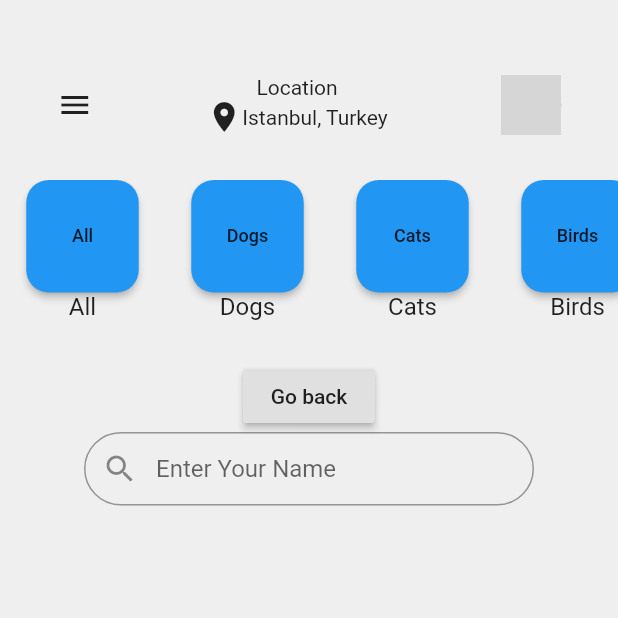
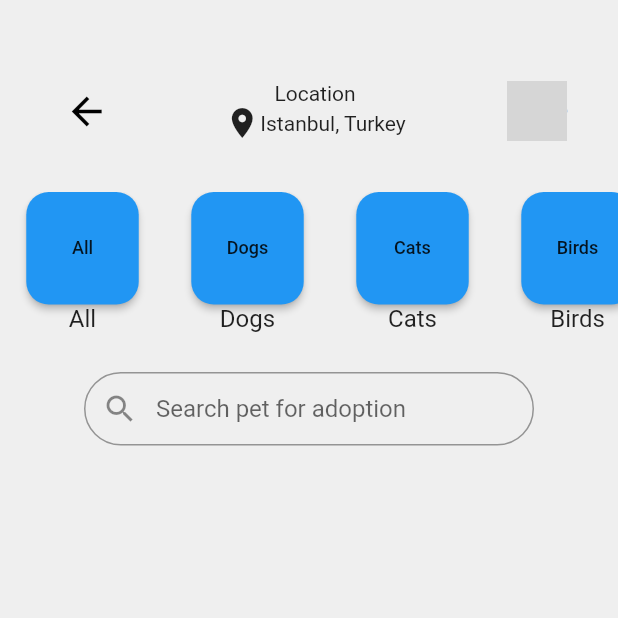
Before and after one commit to italiaiello/flutter-pets, a Flutter app: the PetSearch screen opened directly, on a phone screen of 412 x 824 dp, the top half of it. Run offline on Flutter 3.47's test engine with Material 2 defaults, Android fonts, the phone set to English and light mode, and no system bars; network calls fail; grey boxes are pictures that could not be loaded.

```diff
--- a/lib/main.dart
+++ b/lib/main.dart
@@ -1,6 +1,6 @@
 import 'package:flutter/material.dart';
 
-import './pet_search.dart';
+import './screens/pet_search.dart';
 
 void main() => runApp(MyApp());
 
--- a/lib/pet_options.dart
+++ /dev/null
@@ -1,68 +0,0 @@
-import 'package:flutter/material.dart';
-
-class PetOptions extends StatelessWidget {
-  final List<String> options = [
-    'All',
-    'Dogs',
-    'Cats',
-    'Birds',
-    'Rabbits',
-    'Turtles',
-    'Frogs'
-  ];
-
-  @override
-  Widget build(BuildContext context) {
-    return Column(
-      children: <Widget>[
-        Container(
-            width: double.infinity,
-            height: 120,
-            child: ListView.builder(
-              scrollDirection: Axis.horizontal,
-              itemCount: options.length,
-              itemBuilder: (BuildContext context, int index) {
-                return Container(
-                    width: 100,
-                    margin: EdgeInsets.only(
-                      left: 5,
-                      right: 5,
-                    ),
-                    child: Column(
-                      children: <Widget>[
-                        ButtonTheme(
-                          minWidth: 75,
-                          height: 75,
-                          shape: RoundedRectangleBorder(
-                            borderRadius: BorderRadius.circular(15.0),
-                          ),
-                          child: RaisedButton(
-                            onPressed: () {},
-                            child: Text(
-                              options[index],
-                              style: TextStyle(
-                                fontSize: 12,
-                              ),
-                            ),
-                          ),
-                        ),
-                        Text(
-                          options[index],
-                          style: TextStyle(
-                            fontSize: 16,
-                          ),
-                        ),
-                      ],
-                    ));
-              },
-            )),
-        RaisedButton(
-          onPressed: () {
-            Navigator.pop(context);
-          },
-          child: Text('Go back'),
-        )
-      ],
-    );
-  }
-}
--- /dev/null
+++ b/lib/widgets/pet.dart
@@ -0,0 +1,26 @@
+import 'package:flutter/material.dart';
+
+class Pet extends StatefulWidget {
+  final Image petImage;
+
+  Pet(this.petImage);
+
+  @override
+  _PetState createState() => _PetState();
+}
+
+class _PetState extends State<Pet> {
+  @override
+  Widget build(BuildContext context) {
+    return Column(
+      children: <Widget>[
+        Container(
+          width: 100,
+          height: 100,
+          color: Colors.blue,
+        ),
+        Text('Scrappy Doo, 4 years'),
+      ],
+    );
+  }
+}
--- /dev/null
+++ b/lib/widgets/pet_options.dart
@@ -0,0 +1,64 @@
+import 'package:flutter/material.dart';
+
+class PetOptions extends StatelessWidget {
+  final List<String> options = [
+    'All',
+    'Dogs',
+    'Cats',
+    'Birds',
+    'Rabbits',
+    'Turtles',
+    'Frogs'
+  ];
+
+  @override
+  Widget build(BuildContext context) {
+    return Column(
+      children: <Widget>[
+        Container(
+          width: double.infinity,
+          height: 120,
+          child: ListView.builder(
+            scrollDirection: Axis.horizontal,
+            itemCount: options.length,
+            itemBuilder: (BuildContext context, int index) {
+              return Container(
+                width: 100,
+                margin: EdgeInsets.only(
+                  left: 5,
+                  right: 5,
+                ),
+                child: Column(
+                  children: <Widget>[
+                    ButtonTheme(
+                      minWidth: 75,
+                      height: 75,
+                      shape: RoundedRectangleBorder(
+                        borderRadius: BorderRadius.circular(15.0),
+                      ),
+                      child: RaisedButton(
+                        onPressed: () {},
+                        child: Text(
+                          options[index],
+                          style: TextStyle(
+                            fontSize: 12,
+                          ),
+                        ),
+                      ),
+                    ),
+                    Text(
+                      options[index],
+                      style: TextStyle(
+                        fontSize: 16,
+                      ),
+                    ),
+                  ],
+                ),
+              );
+            },
+          ),
+        ),
+      ],
+    );
+  }
+}
--- a/lib/search_bar.dart
+++ b/lib/widgets/search_bar.dart
@@ -10,7 +10,7 @@ class SearchBar extends StatelessWidget {
         decoration: InputDecoration(
           contentPadding: EdgeInsets.fromLTRB(20.0, 15.0, 20.0, 15.0),
           prefixIcon: Icon(Icons.search),
-          hintText: "Enter Your Name",
+          hintText: "Search pet for adoption",
           border: OutlineInputBorder(
               borderSide: BorderSide(color: Colors.blueAccent, width: 32.0),
               borderRadius: BorderRadius.circular(25.0)),
--- a/lib/user_info.dart
+++ b/lib/widgets/user_info.dart
@@ -8,7 +8,12 @@ class UserInfo extends StatelessWidget {
       child: Row(
         mainAxisAlignment: MainAxisAlignment.spaceAround,
         children: <Widget>[
-          Icon(Icons.menu),
+          IconButton(
+            icon: Icon(Icons.arrow_back),
+            iconSize: 30.0,
+            color: Colors.black,
+            onPressed: () => Navigator.pop(context),
+          ),
           Container(
             child: Column(
               children: <Widget>[
```
Also changed, not shown: lib/models/available_pets.dart (added, +34 -0 lines), lib/screens/pet_search.dart (renamed from lib/pet_search.dart, +4 -4 lines), assets / images/master.jpg (added), assets / images/nicky.jpg (added), assets / images/scrappydoo.jpg (added), assets / images/tyson.jpg (added).
